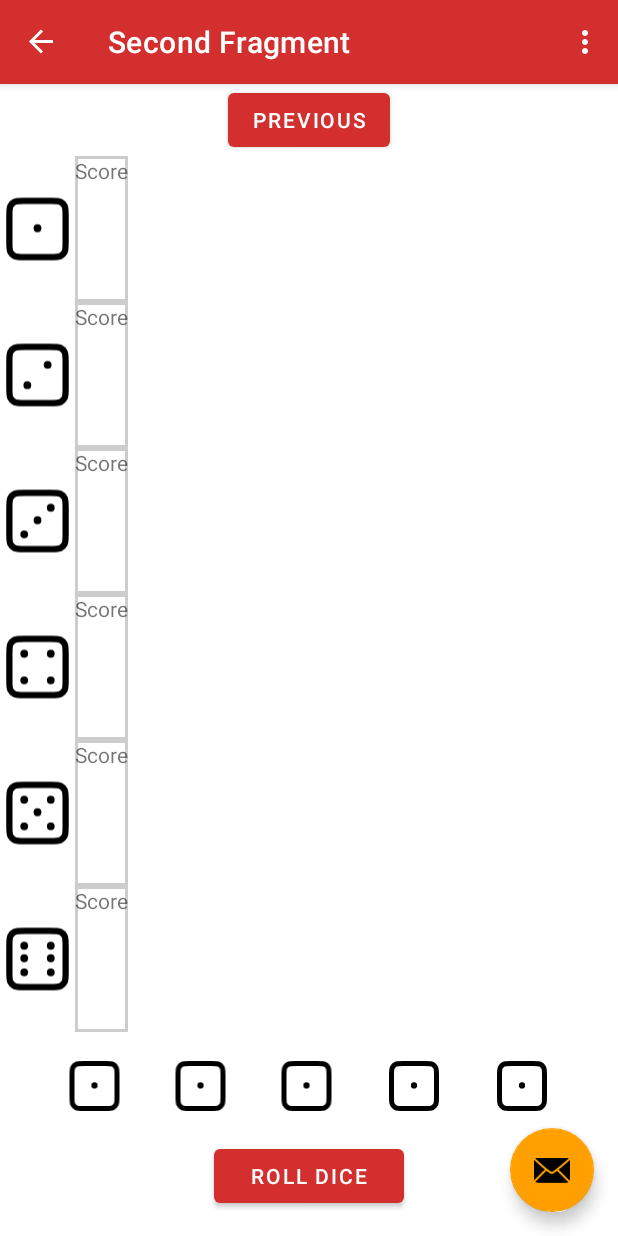
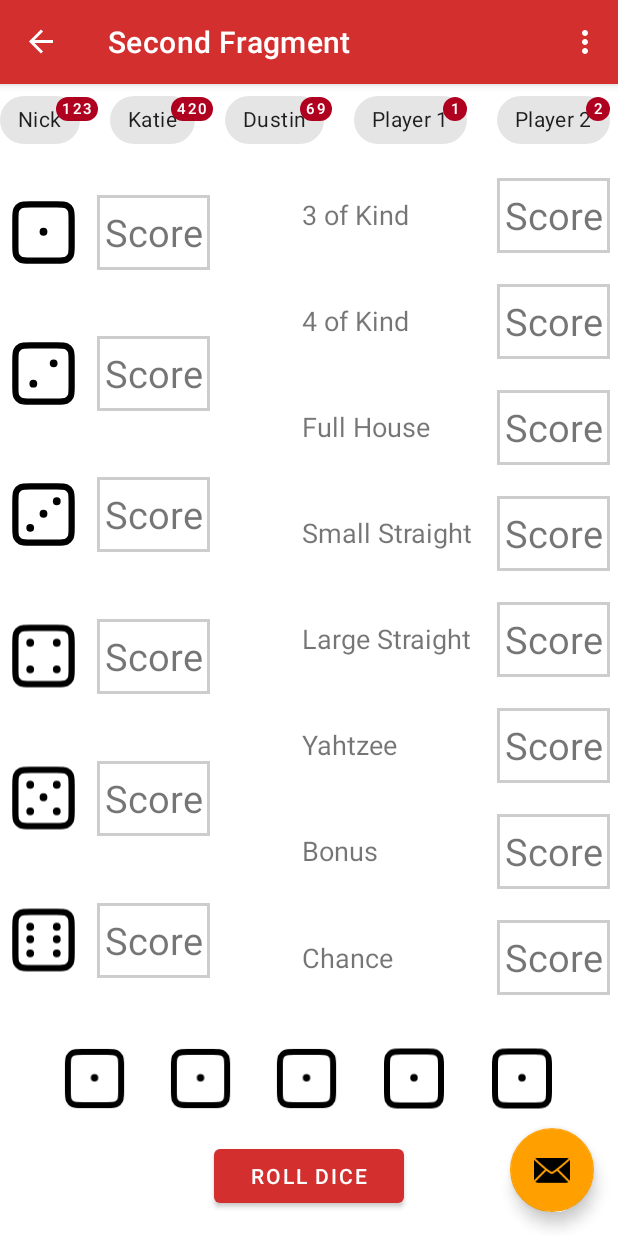
Before and after one commit to nick-pape/dice-poker-android, an Android app: the GameFragment screen opened through its navigation route, on a phone screen of 412 x 824 dp. Run offline under Robolectric (Android 15) with nearby library versions, the phone set to English and light mode, and no system bars; our stand-ins replace navigation-ui.

Commit message:
Add semi-working chips

```diff
--- /dev/null
+++ b/app/src/main/java/com/nickpape/dicepokerbattleroyale/PlayerChipAdapter.kt
@@ -0,0 +1,61 @@
+package com.nickpape.dicepokerbattleroyale
+
+import android.view.LayoutInflater
+import android.view.ViewGroup
+import android.view.ViewTreeObserver
+import androidx.recyclerview.widget.DiffUtil
+import androidx.recyclerview.widget.ListAdapter
+import androidx.recyclerview.widget.RecyclerView
+import com.google.android.material.badge.BadgeDrawable
+import com.google.android.material.badge.BadgeUtils
+import com.nickpape.dicepokerbattleroyale.databinding.FragmentPlayerChipBinding
+
+data class Player(val name: String, val score: Int)
+
+class PlayerChipAdapter : ListAdapter<Player, PlayerChipAdapter.VH>(PlayerDiff()) {
+
+    // ViewHolder pattern
+    inner class VH(val playerChipBinding: FragmentPlayerChipBinding)
+        : RecyclerView.ViewHolder(playerChipBinding.root) {
+
+        fun bind(playerScore: Player) {
+            playerChipBinding.chip.text = playerScore.name
+
+            val chip = playerChipBinding.chip
+
+            chip.viewTreeObserver.addOnGlobalLayoutListener(object :
+                ViewTreeObserver.OnGlobalLayoutListener {
+                override fun onGlobalLayout() {
+                    val badgeDrawable = BadgeDrawable.create(playerChipBinding.root.context)
+                    badgeDrawable.number = playerScore.score
+                    badgeDrawable.verticalOffset = 25
+                    badgeDrawable.horizontalOffset = 15
+                    BadgeUtils.attachBadgeDrawable(badgeDrawable, chip, null)
+                    // chip.viewTreeObserver.removeOnGlobalLayoutListener(this)
+                }
+            })
+        }
+    }
+
+    override fun onCreateViewHolder(parent: ViewGroup, viewType: Int): VH {
+        val binding = FragmentPlayerChipBinding.inflate(
+            LayoutInflater.from(parent.context),
+            parent, false
+        )
+        return VH(binding)
+    }
+
+    override fun onBindViewHolder(holder: VH, position: Int) {
+        holder.bind(this.currentList[position])
+    }
+
+    class PlayerDiff : DiffUtil.ItemCallback<Player>() {
+        override fun areItemsTheSame(oldItem: Player, newItem: Player): Boolean {
+            return oldItem.name == newItem.name
+        }
+        override fun areContentsTheSame(oldItem: Player, newItem: Player): Boolean {
+            return oldItem.name == newItem.name && oldItem.score == newItem.score
+
+        }
+    }
+}
--- /dev/null
+++ b/app/src/main/java/com/nickpape/dicepokerbattleroyale/PlayerChipFragment.kt
@@ -0,0 +1,79 @@
+package com.nickpape.dicepokerbattleroyale
+
+import android.os.Bundle
+import android.view.LayoutInflater
+import android.view.View
+import android.view.ViewGroup
+import android.view.ViewTreeObserver.OnGlobalLayoutListener
+import androidx.fragment.app.Fragment
+import com.google.android.material.badge.BadgeDrawable
+import com.google.android.material.badge.BadgeUtils
+import com.nickpape.dicepokerbattleroyale.databinding.FragmentPlayerChipBinding
+
+
+// TODO: Rename parameter arguments, choose names that match
+// the fragment initialization parameters, e.g. ARG_ITEM_NUMBER
+private const val ARG_PARAM1 = "param1"
+private const val ARG_PARAM2 = "param2"
+
+/**
+ * A simple [Fragment] subclass.
+ * Use the [PlayerChipFragment.newInstance] factory method to
+ * create an instance of this fragment.
+ */
+class PlayerChipFragment : Fragment() {
+    // TODO: Rename and change types of parameters
+    private var param1: String? = null
+    private var param2: String? = null
+
+    override fun onCreate(savedInstanceState: Bundle?) {
+        super.onCreate(savedInstanceState)
+        arguments?.let {
+            param1 = it.getString(ARG_PARAM1)
+            param2 = it.getString(ARG_PARAM2)
+        }
+    }
+
+    override fun onCreateView(
+        inflater: LayoutInflater, container: ViewGroup?,
+        savedInstanceState: Bundle?
+    ): View? {
+        // Inflate the layout for this fragment
+        val binding = FragmentPlayerChipBinding.inflate(inflater, container, false)
+
+        val chip = binding.chip
+
+        chip.viewTreeObserver.addOnGlobalLayoutListener(object : OnGlobalLayoutListener {
+            override fun onGlobalLayout() {
+                val badgeDrawable = BadgeDrawable.create(binding.root.context)
+                badgeDrawable.number = 128
+                badgeDrawable.verticalOffset = 25
+                badgeDrawable.horizontalOffset = 15
+                BadgeUtils.attachBadgeDrawable(badgeDrawable, chip, null)
+                chip.viewTreeObserver.removeOnGlobalLayoutListener(this)
+            }
+        })
+
+        return binding.root
+    }
+
+    companion object {
+        /**
+         * Use this factory method to create a new instance of
+         * this fragment using the provided parameters.
+         *
+         * @param param1 Parameter 1.
+         * @param param2 Parameter 2.
+         * @return A new instance of fragment PlayerChipFragment.
+         */
+        // TODO: Rename and change types and number of parameters
+        @JvmStatic
+        fun newInstance(param1: String, param2: String) =
+            PlayerChipFragment().apply {
+                arguments = Bundle().apply {
+                    putString(ARG_PARAM1, param1)
+                    putString(ARG_PARAM2, param2)
+                }
+            }
+    }
+}
--- a/app/src/main/java/com/nickpape/dicepokerbattleroyale/fragments/GameFragment.kt
+++ b/app/src/main/java/com/nickpape/dicepokerbattleroyale/fragments/GameFragment.kt
@@ -6,6 +6,9 @@ import android.view.LayoutInflater
 import android.view.View
 import android.view.ViewGroup
 import androidx.navigation.fragment.findNavController
+import androidx.recyclerview.widget.LinearLayoutManager
+import com.nickpape.dicepokerbattleroyale.Player
+import com.nickpape.dicepokerbattleroyale.PlayerChipAdapter
 import com.nickpape.dicepokerbattleroyale.R
 import com.nickpape.dicepokerbattleroyale.databinding.FragmentGameBinding
 
@@ -26,16 +29,32 @@ class GameFragment : Fragment() {
     ): View? {
 
         _binding = FragmentGameBinding.inflate(inflater, container, false)
+
+        val adapter = PlayerChipAdapter()
+        binding.playerChips.adapter = adapter
+        binding.playerChips.layoutManager = LinearLayoutManager(binding.root.context, LinearLayoutManager.HORIZONTAL, false)
+
+        adapter.submitList(listOf(
+            Player("Nick", 123),
+            Player("Katie", 420),
+            Player("Dustin", 69),
+            Player("Player 1", 1),
+            Player("Player 2", 2),
+            Player("Player 3", 3),
+            Player("Player 4", 4),
+            Player("Player 5", 5),
+            Player("Player 6", 6)
+        ))
+
         return binding.root
-
     }
 
     override fun onViewCreated(view: View, savedInstanceState: Bundle?) {
         super.onViewCreated(view, savedInstanceState)
 
-        binding.buttonSecond.setOnClickListener {
+        /*binding.buttonSecond.setOnClickListener {
             findNavController().navigate(R.id.action_SecondFragment_to_FirstFragment)
-        }
+        }*/
     }
 
     override fun onDestroyView() {
--- a/app/src/main/java/com/nickpape/dicepokerbattleroyale/fragments/ScoresheetFragment.kt
+++ b/app/src/main/java/com/nickpape/dicepokerbattleroyale/fragments/ScoresheetFragment.kt
@@ -2,6 +2,7 @@ package com.nickpape.dicepokerbattleroyale.fragments
 
 import android.content.res.Configuration
 import android.graphics.PorterDuff
+import android.opengl.Visibility
 import android.os.Bundle
 import android.view.LayoutInflater
 import android.view.View
@@ -61,7 +62,23 @@ class ScoresheetFragment : Fragment() {
             binding.scoreSix.diceScoreImage.setSvgColor(R.color.primaryTextColor)
         }
 
+        binding.threeOfAKind.diceScoreImage.visibility = View.INVISIBLE
+        binding.fourOfAKind.diceScoreImage.visibility = View.INVISIBLE
+        binding.fullHouse.diceScoreImage.visibility = View.INVISIBLE
+        binding.smallStraight.diceScoreImage.visibility = View.INVISIBLE
+        binding.largeStraight.diceScoreImage.visibility = View.INVISIBLE
+        binding.yahtzee.diceScoreImage.visibility = View.INVISIBLE
+        binding.yahtzeeBonus.diceScoreImage.visibility = View.INVISIBLE
+        binding.chance.diceScoreImage.visibility = View.INVISIBLE
 
+        binding.threeOfAKind.diceScoreText.text = "3 of Kind"
+        binding.fourOfAKind.diceScoreText.text = "4 of Kind"
+        binding.fullHouse.diceScoreText.text = "Full House"
+        binding.smallStraight.diceScoreText.text = "Small Straight"
+        binding.largeStraight.diceScoreText.text = "Large Straight"
+        binding.yahtzee.diceScoreText.text = "Yahtzee"
+        binding.yahtzeeBonus.diceScoreText.text = "Bonus"
+        binding.chance.diceScoreText.text = "Chance"
 
         return binding.root
     }
--- a/app/src/main/res/layout/fragment_dice_score.xml
+++ b/app/src/main/res/layout/fragment_dice_score.xml
@@ -1,5 +1,5 @@
 <?xml version="1.0" encoding="utf-8"?>
-    <LinearLayout
+    <androidx.constraintlayout.widget.ConstraintLayout
         xmlns:android="http://schemas.android.com/apk/res/android"
         xmlns:app="http://schemas.android.com/apk/res-auto"
         xmlns:tools="http://schemas.android.com/tools"
@@ -7,20 +7,39 @@
         android:layout_height="match_parent"
         android:orientation="horizontal"
         android:gravity="center"
-        android:layout_weight="1"
         >
-
             <ImageView
                 android:layout_width="50dp"
                 android:layout_height="match_parent"
                 android:id="@+id/dice_score_image"
                 android:src="@drawable/dice_one"
+                app:layout_constraintTop_toTopOf="parent"
+                app:layout_constraintLeft_toLeftOf="parent"
+                app:layout_constraintBottom_toBottomOf="parent"
                 />
             <TextView
+                android:id="@+id/dice_score_text"
                 android:layout_width="wrap_content"
                 android:layout_height="match_parent"
+                android:gravity="center_vertical"
+                android:singleLine="true"
+                android:textSize="18dp"
+                app:layout_constraintTop_toTopOf="parent"
+                app:layout_constraintLeft_toLeftOf="parent"
+                app:layout_constraintBottom_toBottomOf="parent"
+                />
+
+        <TextView
+            android:layout_width="75dp"
+            android:layout_height="50dp"
             android:text="Score"
             android:background="@drawable/border"
             android:id="@+id/score_text"
+            android:gravity="center"
+            android:textSize="25dp"
+            android:layout_margin="1dp"
+            app:layout_constraintTop_toTopOf="@+id/dice_score_image"
+            app:layout_constraintBottom_toBottomOf="@+id/dice_score_image"
+            app:layout_constraintRight_toRightOf="parent"
             />
-    </LinearLayout>
+    </androidx.constraintlayout.widget.ConstraintLayout>
--- a/app/src/main/res/layout/fragment_game.xml
+++ b/app/src/main/res/layout/fragment_game.xml
@@ -6,14 +6,14 @@
     android:layout_height="match_parent"
     tools:context=".fragments.GameFragment">
 
-    <Button
-        android:id="@+id/button_second"
-        android:layout_width="wrap_content"
+    <androidx.recyclerview.widget.RecyclerView
+        android:id="@+id/player_chips"
+        android:layout_width="match_parent"
         android:layout_height="wrap_content"
-        android:text="@string/previous"
+        android:orientation="horizontal"
         app:layout_constraintTop_toTopOf="parent"
-        app:layout_constraintEnd_toEndOf="parent"
-        app:layout_constraintStart_toStartOf="parent" />
+        app:layout_constraintLeft_toLeftOf="parent"
+        />
 
     <androidx.fragment.app.FragmentContainerView
         android:id="@+id/scoresheet_container"
@@ -22,7 +22,7 @@
         tools:context=".ContentMain"
         android:name="com.nickpape.dicepokerbattleroyale.fragments.ScoresheetFragment"
         tools:layout="@layout/fragment_scoresheet"
-        app:layout_constraintTop_toBottomOf="@id/button_second"
+        app:layout_constraintTop_toBottomOf="@id/player_chips"
         app:layout_constraintBottom_toTopOf="@+id/roll_dice_container"
         />
 
--- /dev/null
+++ b/app/src/main/res/layout/fragment_player_chip.xml
@@ -0,0 +1,17 @@
+<?xml version="1.0" encoding="utf-8"?>
+<FrameLayout xmlns:android="http://schemas.android.com/apk/res/android"
+    xmlns:tools="http://schemas.android.com/tools"
+    android:layout_width="wrap_content"
+    android:layout_height="wrap_content"
+    tools:context=".PlayerChipFragment">
+
+    <!-- TODO: Update blank fragment layout -->
+    <com.google.android.material.chip.Chip
+        android:id="@+id/chip"
+        android:layout_width="wrap_content"
+        android:layout_height="wrap_content"
+        android:text="Player 1"
+        android:layout_marginRight="20dp"
+        />
+
+</FrameLayout>
--- a/app/src/main/res/layout/fragment_scoresheet.xml
+++ b/app/src/main/res/layout/fragment_scoresheet.xml
@@ -9,51 +9,54 @@
     <LinearLayout
         android:layout_width="match_parent"
         android:layout_height="match_parent"
-        android:orientation="vertical"
+        android:orientation="horizontal"
+        android:layout_margin="4dp"
         >
         <LinearLayout
-            android:layout_width="300dp"
+            android:layout_width="0dp"
             android:layout_height="match_parent"
             android:orientation="vertical"
+            android:layout_weight="2"
+            android:layout_marginRight="30dp"
             >
             <include
                 android:layout_height="0dp"
-                android:layout_width="wrap_content"
+                android:layout_width="match_parent"
                 android:layout_weight="1"
                 android:id="@+id/score_one"
                 layout="@layout/fragment_dice_score"
             />
             <include
                 android:layout_height="0dp"
-                android:layout_width="wrap_content"
+                android:layout_width="match_parent"
                 android:layout_weight="1"
                 android:id="@+id/score_two"
                 layout="@layout/fragment_dice_score"
                 />
             <include
                 android:layout_height="0dp"
-                android:layout_width="wrap_content"
+                android:layout_width="match_parent"
                 android:layout_weight="1"
                 android:id="@+id/score_three"
                 layout="@layout/fragment_dice_score"
                 />
             <include
                 android:layout_height="0dp"
-                android:layout_width="wrap_content"
+                android:layout_width="match_parent"
                 android:layout_weight="1"
                 android:id="@+id/score_four"
                 layout="@layout/fragment_dice_score"
                 />
             <include
                 android:layout_height="0dp"
-                android:layout_width="wrap_content"
+                android:layout_width="match_parent"
                 android:layout_weight="1"
                 android:id="@+id/score_five"
                 layout="@layout/fragment_dice_score"
                 />
             <include
                 android:layout_height="0dp"
-                android:layout_width="wrap_content"
+                android:layout_width="match_parent"
                 android:layout_weight="1"
                 android:id="@+id/score_six"
                 layout="@layout/fragment_dice_score"
@@ -61,6 +64,71 @@
 
 
         </LinearLayout>
+        <LinearLayout
+            android:layout_width="0dp"
+            android:layout_height="match_parent"
+            android:orientation="vertical"
+            android:layout_weight="3"
+            android:gravity="right"
+            android:layout_marginLeft="30dp"
+            >
+            <include
+                android:layout_height="0dp"
+                android:layout_width="match_parent"
+                android:layout_weight="1"
+                android:id="@+id/three_of_a_kind"
+                layout="@layout/fragment_dice_score"
+                />
+            <include
+                android:layout_height="0dp"
+                android:layout_width="match_parent"
+                android:layout_weight="1"
+                android:id="@+id/four_of_a_kind"
+                layout="@layout/fragment_dice_score"
+            />
+            <include
+                android:layout_height="0dp"
+                android:layout_width="match_parent"
+                android:layout_weight="1"
+                android:id="@+id/full_house"
+                layout="@layout/fragment_dice_score"
+                />
+            <include
+                android:layout_height="0dp"
+                android:layout_width="match_parent"
+                android:layout_weight="1"
+                android:id="@+id/small_straight"
+                layout="@layout/fragment_dice_score"
+                />
+            <include
+                android:layout_height="0dp"
+                android:layout_width="match_parent"
+                android:layout_weight="1"
+                android:id="@+id/large_straight"
+                layout="@layout/fragment_dice_score"
+                />
+            <include
+                android:layout_height="0dp"
+                android:layout_width="match_parent"
+                android:layout_weight="1"
+                android:id="@+id/yahtzee"
+                layout="@layout/fragment_dice_score"
+                />
+            <include
+                android:layout_height="0dp"
+                android:layout_width="match_parent"
+                android:layout_weight="1"
+                android:id="@+id/yahtzee_bonus"
+                layout="@layout/fragment_dice_score"
+                />
+            <include
+                android:layout_height="0dp"
+                android:layout_width="match_parent"
+                android:layout_weight="1"
+                android:id="@+id/chance"
+                layout="@layout/fragment_dice_score"
+                />
+        </LinearLayout>
 
     </LinearLayout>
 
--- a/app/src/main/res/values/dimens.xml
+++ b/app/src/main/res/values/dimens.xml
@@ -1,4 +1,4 @@
 <resources>
     <dimen name="fab_margin">16dp</dimen>
-    <dimen name="dice_height">40dp</dimen>
+    <dimen name="dice_height">50dp</dimen>
 </resources>
```
Lines whose indentation alone changed are shown as unchanged.
